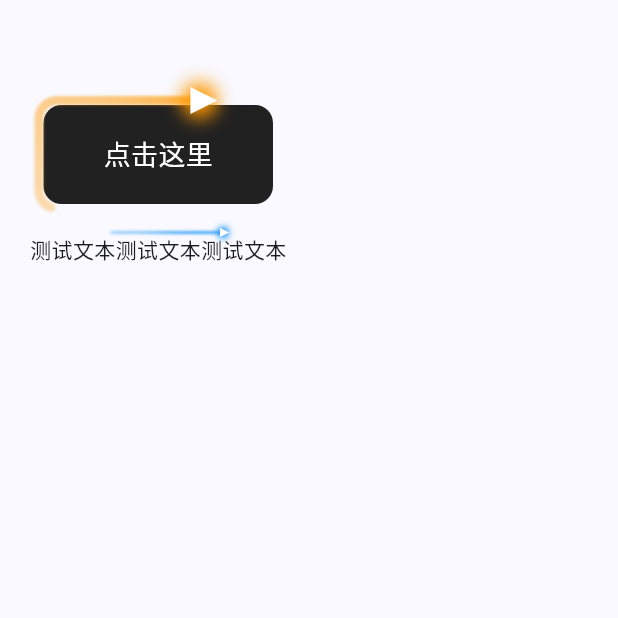
After one commit to yhtqw/FrontEndDemo, a Flutter app: the DrawingRelatedPage screen opened by its route, after a tap on "组件的边框路径包裹动画", on a phone screen of 412 x 824 dp, the top half of it. The commit adds this screen. Run offline on Flutter 3.47's test engine with Material 3 defaults, Android fonts, the phone set to English and light mode, and no system bars; our stand-ins replace decimal, flutter_colorpicker, go_router, image_picker.

Commit message:
feat: 新增组件边框路径动画效果

```diff
--- a/flutter_demo/lib/configs/base_router_config.dart
+++ b/flutter_demo/lib/configs/base_router_config.dart
@@ -3,6 +3,8 @@ import 'package:go_router/go_router.dart';
 
 import '../pages/ceiling_mount/ceiling_mount_page.dart';
 import '../pages/customize_tab/customize_tab_page.dart';
+import '../pages/drawing_related/children_pages/widget_path_guide/widget_path_guide_page.dart';
+import '../pages/drawing_related/drawing_related_page.dart';
 import '../pages/filter_dropdown/filter_dropdown_page.dart';
 import '../pages/point_move_animate/point_move_animate_page.dart';
 import '../pages/transform_use/transform_use_page.dart';
@@ -41,6 +43,16 @@ class BaseRouterConfig {
         path: PointMoveAnimatePage.routePath,
         builder: (BuildContext context, GoRouterState state) => PointMoveAnimatePage(),
       ),
+      GoRoute(
+        path: DrawingRelatedPage.routePath,
+        routes: [
+          GoRoute(
+            path: WidgetPathGuidePage.routePath,
+            builder: (BuildContext context, GoRouterState state) => WidgetPathGuidePage(),
+          )
+        ],
+        builder: (BuildContext context, GoRouterState state) => DrawingRelatedPage(),
+      ),
     ],
   );
 }
--- /dev/null
+++ b/flutter_demo/lib/pages/drawing_related/children_pages/widget_path_guide/widget_path_guide_page.dart
@@ -0,0 +1,51 @@
+import 'package:flutter/material.dart';
+
+import './widgets/path_guide_wrapper/path_guide_wrapper.dart';
+
+class WidgetPathGuidePage extends StatefulWidget {
+  const WidgetPathGuidePage({super.key});
+
+  static final String routePath = '/widget-path-guide';
+
+  @override
+  State<WidgetPathGuidePage> createState() => _WidgetPathGuidePageState();
+}
+
+class _WidgetPathGuidePageState extends State<WidgetPathGuidePage> {
+  @override
+  Widget build(BuildContext context) {
+    return Scaffold(
+      body: Padding(
+        padding: EdgeInsets.all(20),
+        child: Column(
+          children: [
+            SizedBox(height: 50,),
+
+            PathGuideWrapper(
+              color: Colors.orange,
+              strokeWidth: 6,
+              trailLengthPercent: 0.4,
+              child: Container(
+                padding: const EdgeInsets.symmetric(horizontal: 40, vertical: 20),
+                decoration: BoxDecoration(
+                  color: Colors.grey[900],
+                  borderRadius: BorderRadius.circular(12),
+                ),
+                child: const Text(
+                  "点击这里",
+                  style: TextStyle(color: Colors.white, fontSize: 18),
+                ),
+              ),
+            ),
+
+            SizedBox(height: 20,),
+
+            PathGuideWrapper(
+              child: Text('测试文本测试文本测试文本'),
+            ),
+          ],
+        ),
+      )
+    );
+  }
+}
--- /dev/null
+++ b/flutter_demo/lib/pages/drawing_related/children_pages/widget_path_guide/widgets/path_guide_wrapper/path_guide_wrapper.dart
@@ -0,0 +1,196 @@
+import 'dart:math' as math;
+import 'dart:ui';
+import 'package:flutter/material.dart';
+
+/// 边框路径动画包装器封装
+class PathGuideWrapper extends StatefulWidget {
+  // 要包裹的子组件
+  final Widget child;
+  // 路径颜色
+  final Color color;
+  // 路径宽度
+  final double strokeWidth;
+  // 动画时长
+  final Duration duration;
+  // 圆角属性
+  final double borderRadius;
+  // 拖尾占总长度比例 (0.0 ~ 1.0)
+  final double trailLengthPercent;
+  // 是否开启动画
+  final bool animate;
+
+  const PathGuideWrapper({
+    super.key,
+    required this.child,
+    this.color = Colors.blue,
+    this.strokeWidth = 2.0,
+    this.duration = const Duration(seconds: 3),
+    this.borderRadius = 12.0,
+    this.trailLengthPercent = 0.2,
+    this.animate = true,
+  });
+
+  @override
+  State<PathGuideWrapper> createState() => _PathGuideWrapperState();
+}
+
+class _PathGuideWrapperState extends State<PathGuideWrapper>
+    with SingleTickerProviderStateMixin {
+  late AnimationController _controller;
+
+  @override
+  void initState() {
+    super.initState();
+    _controller = AnimationController(
+      vsync: this,
+      duration: widget.duration,
+    );
+
+    if (widget.animate) _controller.repeat();
+  }
+
+  @override
+  void didUpdateWidget(PathGuideWrapper oldWidget) {
+    super.didUpdateWidget(oldWidget);
+
+    // 如果动画开关变化，则重新执行/暂停动画
+    if (widget.animate != oldWidget.animate) {
+      widget.animate ? _controller.repeat() : _controller.stop();
+    }
+  }
+
+  @override
+  void dispose() {
+    _controller.dispose();
+    super.dispose();
+  }
+
+  @override
+  Widget build(BuildContext context) {
+    // 【性能优化】隔离重绘区域
+    return RepaintBoundary(
+      child: CustomPaint(
+        foregroundPainter: _PathGuidePainter(
+          animation: _controller,
+          color: widget.color,
+          strokeWidth: widget.strokeWidth,
+          radius: widget.borderRadius,
+          trailPercent: widget.trailLengthPercent,
+        ),
+        child: widget.child,
+      ),
+    );
+  }
+}
+
+class _PathGuidePainter extends CustomPainter {
+  final Animation<double> animation;
+  final Color color;
+  final double strokeWidth;
+  final double radius;
+  final double trailPercent;
+
+  _PathGuidePainter({
+    required this.animation,
+    required this.color,
+    required this.strokeWidth,
+    required this.radius,
+    required this.trailPercent,
+  }) : super(repaint: animation);
+
+  @override
+  void paint(Canvas canvas, Size size) {
+    if (size.isEmpty) return;
+
+    // 构建路径
+    final Rect rect = Offset.zero & size;
+
+    // 稍微向外偏移半个线宽，防止压到子组件边缘
+    final RRect rRect = RRect.fromRectAndRadius(
+      rect.inflate(strokeWidth / 2),
+      Radius.circular(radius),
+    );
+
+    final Path path = Path()..addRRect(rRect);
+    final PathMetric metric = path.computeMetrics().first;
+    final double totalLength = metric.length;
+    final double trailLength = totalLength * trailPercent;
+    final double currentPos = totalLength * animation.value;
+
+    // 计算截取区间：始终保持一段完整的、不间断的 Path
+    // 如果 start < 0，我们通过逻辑偏移，从“模拟的第二圈”截取
+    double drawStart = currentPos - trailLength;
+    double drawEnd = currentPos;
+
+    // 核心技巧：如果是跨起点阶段，我们将区间平移到 totalLength 之后
+    // 这样在绘制时，它是一段连续的、没有物理断裂的 Path
+    late Path extractPath;
+    if (drawStart < 0) {
+      // 关键：合并末尾和开头。
+      // 我们先取末尾那一段，再连接上开头那一段，形成一个“组合路径”
+      extractPath = metric.extractPath(totalLength + drawStart, totalLength);
+      // forceExtract: true 保证了路径的连续性，不产生 MoveTo 跳跃
+      extractPath.addPath(metric.extractPath(0, drawEnd), Offset.zero);
+    } else {
+      extractPath = metric.extractPath(drawStart, drawEnd);
+    }
+
+    final Paint trailPaint = Paint()
+      ..style = PaintingStyle.stroke
+      ..strokeWidth = strokeWidth
+      ..strokeCap = StrokeCap.round
+      ..maskFilter = const MaskFilter.blur(BlurStyle.normal, 1);
+
+    // 动态 Shader
+    trailPaint.shader = SweepGradient(
+      colors: [color.withValues(alpha: 0), color],
+      stops: const [0.0, 1.0],
+      transform: GradientRotation(
+        2 * math.pi * animation.value - math.pi / 2
+      ),
+    ).createShader(rect);
+
+    canvas.drawPath(extractPath, trailPaint);
+
+    final Tangent? tangent = metric.getTangentForOffset(currentPos);
+    if (tangent != null) {
+      _drawHead(canvas, tangent);
+    }
+  }
+
+  void _drawHead(Canvas canvas, Tangent tangent) {
+    final Paint headPaint = Paint()..color = color;
+
+    canvas.save();
+    canvas.translate(tangent.position.dx, tangent.position.dy);
+    canvas.rotate(-tangent.angle);
+
+    // 绘制指示点或三角形
+    final Path triangle = Path()
+      ..moveTo(strokeWidth * 2, 0)
+      ..lineTo(-strokeWidth, strokeWidth * 1.5)
+      ..lineTo(-strokeWidth, -strokeWidth * 1.5)
+      ..close();
+
+    // 添加核心发光
+    canvas.drawCircle(
+      Offset.zero,
+      strokeWidth * 2,
+      headPaint
+        ..maskFilter = MaskFilter.blur(
+          BlurStyle.normal,
+          strokeWidth
+        ),
+    );
+    canvas.drawPath(
+      triangle,
+      Paint()
+        ..color = Colors.white
+    );
+
+    canvas.restore();
+  }
+
+  @override
+  bool shouldRepaint(covariant _PathGuidePainter oldDelegate) => false;
+}
--- /dev/null
+++ b/flutter_demo/lib/pages/drawing_related/drawing_related_page.dart
@@ -0,0 +1,41 @@
+import 'package:flutter/material.dart';
+import 'package:go_router/go_router.dart';
+
+import 'children_pages/widget_path_guide/widget_path_guide_page.dart';
+
+class DrawingRelatedPage extends StatefulWidget {
+  const DrawingRelatedPage({super.key});
+
+  static final String routePath = '/drawing-related';
+
+  @override
+  State<DrawingRelatedPage> createState() => _DrawingRelatedPageState();
+}
+
+class _DrawingRelatedPageState extends State<DrawingRelatedPage> {
+  int? clickedIndex;
+
+  @override
+  Widget build(BuildContext context) {
+    return Scaffold(
+      appBar: AppBar(
+        backgroundColor: Theme.of(context).colorScheme.inversePrimary,
+        title: Text('绘制相关'),
+      ),
+      body: Padding(
+        padding: EdgeInsets.all(20),
+        child: Column(
+          crossAxisAlignment: CrossAxisAlignment.center,
+          children: [
+            ElevatedButton(
+              onPressed: () {
+                context.push("${DrawingRelatedPage.routePath}${WidgetPathGuidePage.routePath}");
+              },
+              child: Text('组件的边框路径包裹动画'),
+            ),
+          ],
+        ),
+      ),
+    );
+  }
+}
--- a/flutter_demo/lib/pages/home/home_page.dart
+++ b/flutter_demo/lib/pages/home/home_page.dart
@@ -3,6 +3,7 @@ import 'package:go_router/go_router.dart';
 
 import '../ceiling_mount/ceiling_mount_page.dart';
 import '../customize_tab/customize_tab_page.dart';
+import '../drawing_related/drawing_related_page.dart';
 import '../filter_dropdown/filter_dropdown_page.dart';
 import '../point_move_animate/point_move_animate_page.dart';
 import '../seamless_scrolling/seamless_scrolling_page.dart';
@@ -35,6 +36,7 @@ class _HomePageState extends State<HomePage> {
     HomeRouteItem(name: '可过滤的下拉选择框', routePath: FilterDropdownPage.routePath,),
     HomeRouteItem(name: '吸顶效果', routePath: CeilingMountPage.routePath,),
     HomeRouteItem(name: '点移动动画', routePath: PointMoveAnimatePage.routePath,),
+    HomeRouteItem(name: '绘制相关', routePath: DrawingRelatedPage.routePath,),
   ];
 
   @override
--- a/flutter_demo/lib/pages/point_move_animate/widgets/animate_point.dart
+++ b/flutter_demo/lib/pages/point_move_animate/widgets/animate_point.dart
@@ -107,19 +107,19 @@ class _AnimatePointState extends State<AnimatePoint> with SingleTickerProviderSt
           double curvedT = Curves.easeOutBack.transform(subT);
           currentPos = Offset.lerp(widget.startPoint, _pMid, curvedT)!;
           currentAlpha = curvedT; // 0 -> 1
-          scale = curvedT * 1.4; // 0 -> 1.4
+          scale = curvedT * _baseScale; // 0 -> 1.4
         } else if (t < flyStart) {
           // // --- 中间停顿阶段：悬浮在散开点等待起飞 ---
           currentPos = _pMid;
         } else if (t < _animateEnd) {
           // --- 第二阶段：异步吸入 (flyStart -> _animateEnd) ---
           double subT = (t - flyStart) / (_animateEnd - flyStart);
-          double curvedT = Curves.easeOutQuart.transform(subT);
+          double curvedT = Curves.easeIn.transform(subT);
           currentPos = _calculateBezierPath(curvedT, _pMid, _controlPoint, widget.endPoint);
         } else {
           // --- 最后阶段收尾
           currentPos = widget.endPoint;
-          double subT = (t - _animateEnd) / 0.1;
+          double subT = (t - _animateEnd) / (1 - _animateEnd);
           currentAlpha = 1.0 - subT;
           scale = (1.0 - subT) * _baseScale;
         }
```
